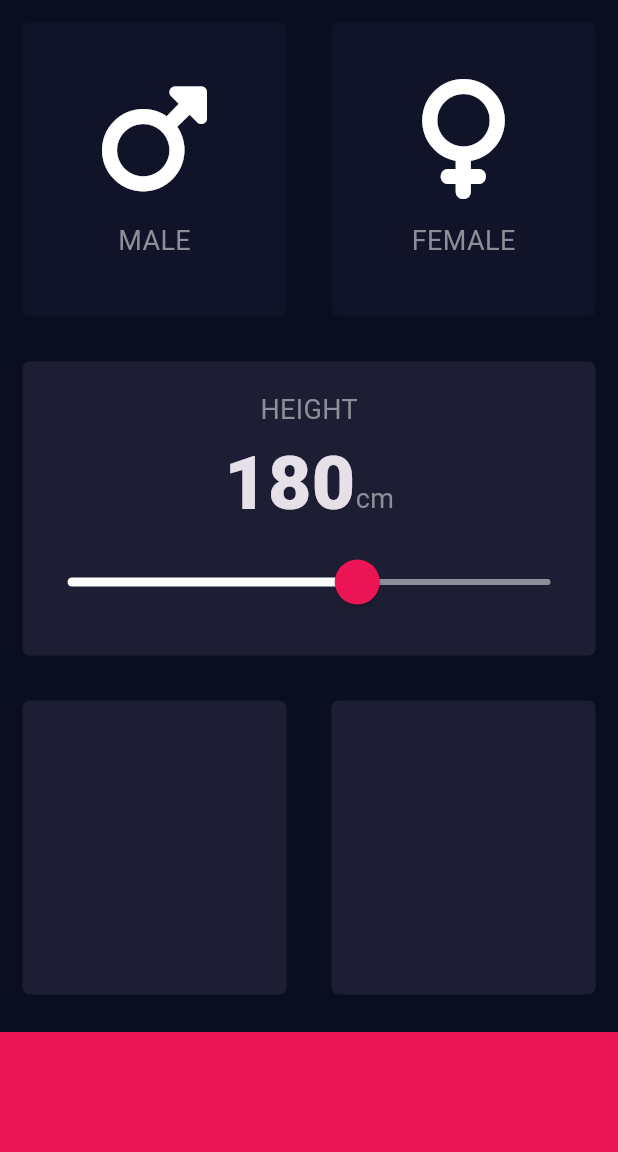
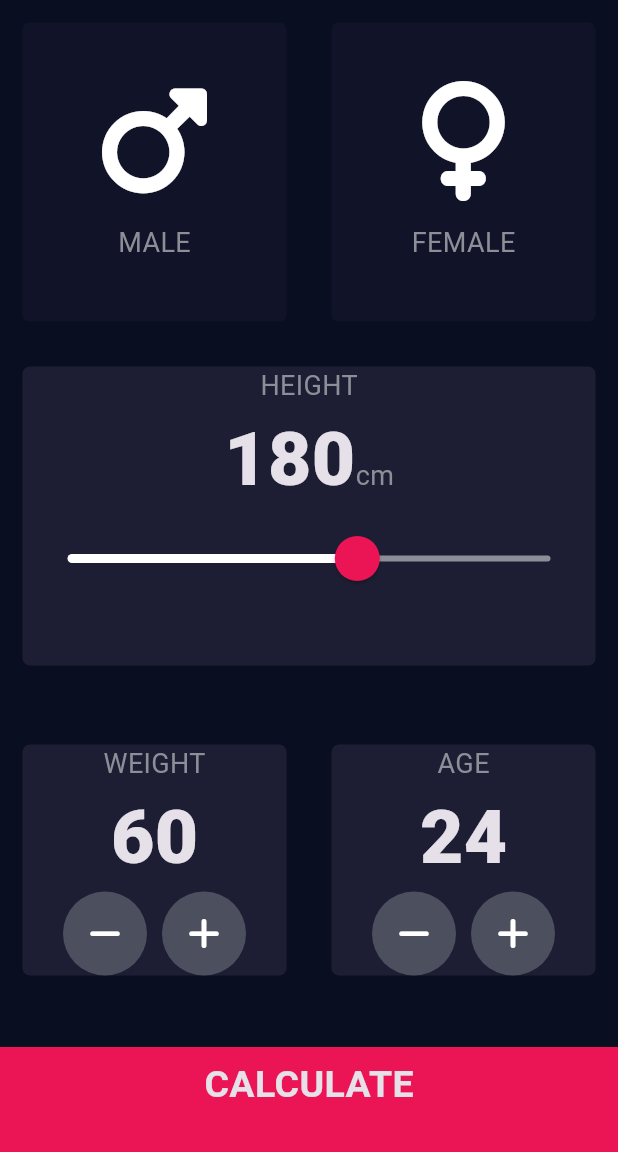
Before and after one commit to PlamediD/bmi_calculator, a Flutter app: the screen it shows after launch, on a phone screen of 412 x 824 dp, the part 84-1236 px from its top. Run offline on Flutter 3.47's test engine with Material 3 defaults, Android fonts, the phone set to English and light mode, and no system bars; our stand-ins replace font_awesome_flutter; missing offline and left inert: dart:ffi.

Commit message:
Finished the app ( APP IS NOW COMPLETE!!)

```diff
--- a/lib/calculator_brain.dart
+++ b/lib/calculator_brain.dart
@@ -0,0 +1,35 @@
+import 'dart:math';
+
+class CalculatorBrain {
+  CalculatorBrain({required this.height, required this.weight});
+
+  final int height;
+  final int weight;
+
+  late double _bmi;
+
+  String calculateBMI() {
+    _bmi = weight / pow(height / 100, 2);
+    return _bmi.toStringAsFixed(1);
+  }
+
+  String getResult() {
+    if (_bmi >= 25) {
+      return 'Overweight';
+    } else if (_bmi > 18.5) {
+      return 'Normal';
+    } else {
+      return 'Underweight';
+    }
+  }
+
+  String getInterpretation() {
+    if (_bmi >= 25) {
+      return 'You have a higher than normal body weight. Try to exercise more.';
+    } else if (_bmi >= 18.5) {
+      return 'You have a normal body weight. Good job!';
+    } else {
+      return 'You have a lower than normal body weight. You can eat a bit more.';
+    }
+  }
+}
--- a/lib/components/bottom_button.dart
+++ b/lib/components/bottom_button.dart
@@ -0,0 +1,29 @@
+import 'package:flutter/material.dart';
+import 'package:bmi_calculator/constants.dart';
+
+class BottomButton extends StatelessWidget {
+  BottomButton({required this.onTap, required this.buttonTitle});
+
+  final void Function() onTap;
+  final String buttonTitle;
+
+  @override
+  Widget build(BuildContext context) {
+    return GestureDetector(
+      onTap: onTap,
+      child: Container(
+        child: Center(
+          child: Text(
+            buttonTitle,
+            style: kLargeButtonTextStyle,
+          ),
+        ),
+        color: kBottomContainerColor,
+        margin: EdgeInsets.only(top: 10.0),
+        padding: EdgeInsets.only(bottom: 20.0),
+        width: double.infinity,
+        height: kBottomContainerHeight,
+      ),
+    );
+  }
+}
--- a/lib/components/round_icon_button.dart
+++ b/lib/components/round_icon_button.dart
@@ -0,0 +1,23 @@
+import 'package:flutter/material.dart';
+
+class RoundIconButton extends StatelessWidget {
+  RoundIconButton({required this.icon, required this.onPressed});
+
+  final IconData icon;
+  final VoidCallback onPressed;
+
+  @override
+  Widget build(BuildContext context) {
+    return RawMaterialButton(
+      elevation: 0.0,
+      child: Icon(icon),
+      onPressed: onPressed,
+      constraints: BoxConstraints.tightFor(
+        width: 56.0,
+        height: 56.0,
+      ),
+      shape: CircleBorder(),
+      fillColor: Color(0xFF4C4F5E),
+    );
+  }
+}
--- a/lib/constants.dart
+++ b/lib/constants.dart
@@ -1,9 +1,9 @@
 import 'package:flutter/material.dart';
 
-const kBottomContainerHeight = 80.0;
-const kActiveCardColour = Color(0xFF1D1E33);
-const kInactiveCardColour = Color(0xFF111328);
-const kBottomContainerColour = Color(0xFFEB1555);
+const kBottomContainerHeight = 70.0;
+const kActiveCardColor = Color(0xFF1D1E33);
+const kInactiveCardColor = Color(0xFF111328);
+const kBottomContainerColor = Color(0xFFEB1555);
 
 const kLabelTextStyle = TextStyle(
   fontSize: 18.0,
--- a/lib/screens/input_page.dart
+++ b/lib/screens/input_page.dart
@@ -5,6 +5,10 @@ import 'package:bmi_calculator/components/reusable_card.dart';
 import 'package:bmi_calculator/components/icon_content.dart';
 import 'dart:ffi';
 import 'package:bmi_calculator/constants.dart';
+import 'package:bmi_calculator/components/round_icon_button.dart';
+import 'package:bmi_calculator/screens/results_page.dart';
+import 'package:bmi_calculator/calculator_brain.dart';
+import 'package:bmi_calculator/components/bottom_button.dart';
 
 enum Gender {
   male,
@@ -19,6 +23,8 @@ class InputPage extends StatefulWidget {
 class _InputPageState extends State<InputPage> {
   Gender? selectedGender;
   int height = 180;
+  int weight = 60;
+  int age=24;
 
   @override
   Widget build(BuildContext context) {
@@ -39,8 +45,8 @@ class _InputPageState extends State<InputPage> {
                       });
                     },
                     color: selectedGender == Gender.male
-                        ? kActiveCardColour
-                        : kInactiveCardColour,
+                        ? kActiveCardColor
+                        : kInactiveCardColor,
                     cardChild: IconContent(
                       icon: FontAwesomeIcons.mars,
                       label: 'MALE',
@@ -55,8 +61,8 @@ class _InputPageState extends State<InputPage> {
                       });
                     },
                     color: selectedGender == Gender.female
-                        ? kActiveCardColour
-                        : kInactiveCardColour,
+                        ? kActiveCardColor
+                        : kInactiveCardColor,
                     cardChild: IconContent(
                       icon: FontAwesomeIcons.venus,
                       label: 'FEMALE',
@@ -68,15 +74,14 @@ class _InputPageState extends State<InputPage> {
           ),
           Expanded(
             child: ReusableCard(
-              color: kActiveCardColour,
-              cardChild: Column(
+              color: kActiveCardColor,
+              cardChild: SingleChildScrollView(
+                child: Column(
                   mainAxisAlignment: MainAxisAlignment.center,
                   children: <Widget>[
-                  Flexible(
-                    child: Text(
+                    Text(
                       'HEIGHT',
                       style: kLabelTextStyle,
-                    ),
                     ),
                     Row(
                       mainAxisAlignment: MainAxisAlignment.center,
@@ -113,10 +118,10 @@ class _InputPageState extends State<InputPage> {
                             height = newValue.round();
                           });
                         },
-
                       ),
                     ),
                   ],
+                ),
               ),
             ),
           ),
@@ -125,22 +130,111 @@ class _InputPageState extends State<InputPage> {
               children: <Widget>[
                 Expanded(
                   child: ReusableCard(
-                    color: kActiveCardColour,
+                    color: kActiveCardColor,
+                    cardChild: SingleChildScrollView(
+                      child: Column(
+                          mainAxisAlignment: MainAxisAlignment.center,
+                          children: <Widget>[
+                            Text(
+                              'WEIGHT',
+                              style: kLabelTextStyle,
+                            ),
+                            Text(
+                              weight.toString(),
+                              style: kNumberTextStyle,
+                            ),
+                            Row(
+                              mainAxisAlignment: MainAxisAlignment.center,
+                              children: <Widget>[
+                                RoundIconButton(
+                                    icon: FontAwesomeIcons.minus,
+                                    onPressed: () {
+                                      setState(() {
+                                        weight--;
+                                      });
+                                    }),
+                                SizedBox(
+                                  width: 10.0,
+                                ),
+                                RoundIconButton(
+                                  icon: FontAwesomeIcons.plus,
+                                  onPressed: () {
+                                    setState(() {
+                                      weight++;
+                                    });
+                                  },
+                                ),
+                              ],
+                            ),
+                          ],
+                      ),
+                    ),
                   ),
                 ),
                 Expanded(
                   child: ReusableCard(
-                    color: kActiveCardColour,
+                    color: kActiveCardColor,
+                    cardChild: SingleChildScrollView(
+                      child: Column(
+                        mainAxisAlignment: MainAxisAlignment.center,
+                        children: <Widget>[
+                          Text(
+                            'AGE',
+                            style: kLabelTextStyle,
+                          ),
+                          Text(
+                            age.toString(),
+                            style: kNumberTextStyle,
+                          ),
+                          Row(
+                            mainAxisAlignment: MainAxisAlignment.center,
+                            children: <Widget>[
+                              RoundIconButton(
+                                  icon: FontAwesomeIcons.minus,
+                                  onPressed: () {
+                                    setState(() {
+                                      age--;
+                                    });
+                                  }),
+                              SizedBox(
+                                width: 10.0,
+                              ),
+                              RoundIconButton(
+                                icon: FontAwesomeIcons.plus,
+                                onPressed: () {
+                                  setState(() {
+                                    age++;
+                                  });
+                                },
+                              ),
+                            ],
+                          ),
+                        ],
+                      ),
+                    ),
+
                   ),
                 ),
               ],
             ),
           ),
-          Container(
-            color: kBottomContainerColour,
-            margin: EdgeInsets.only(top: 10.0),
-            width: double.infinity,
-            height: kBottomContainerHeight,
+          BottomButton(
+            buttonTitle: 'CALCULATE',
+            onTap: () {
+              CalculatorBrain calc =
+              CalculatorBrain(height: height, weight: weight);
+
+              Navigator.push(
+                context,
+                MaterialPageRoute(
+                  builder: (context) => ResultsPage(
+                    bmiResult: calc.calculateBMI(),
+                    resultText: calc.getResult(),
+                    interpretation: calc.getInterpretation(),
+                  ),
+                ),
+              );
+            },
           ),
         ],
       ),
--- a/lib/screens/results_page.dart
+++ b/lib/screens/results_page.dart
@@ -5,9 +5,9 @@ import 'package:bmi_calculator/components/bottom_button.dart';
 
 class ResultsPage extends StatelessWidget {
   ResultsPage(
-      {@required this.interpretation,
-        @required this.bmiResult,
-        @required this.resultText});
+      {required this.interpretation,
+        required this.bmiResult,
+        required this.resultText});
 
   final String bmiResult;
   final String resultText;
@@ -36,7 +36,7 @@ class ResultsPage extends StatelessWidget {
           Expanded(
             flex: 5,
             child: ReusableCard(
-              colour: kActiveCardColour,
+              color: kActiveCardColor,
               cardChild: Column(
                 mainAxisAlignment: MainAxisAlignment.spaceEvenly,
                 crossAxisAlignment: CrossAxisAlignment.center,
```
Also changed, not shown: 11 other files. Lines whose indentation alone changed are shown as unchanged.
